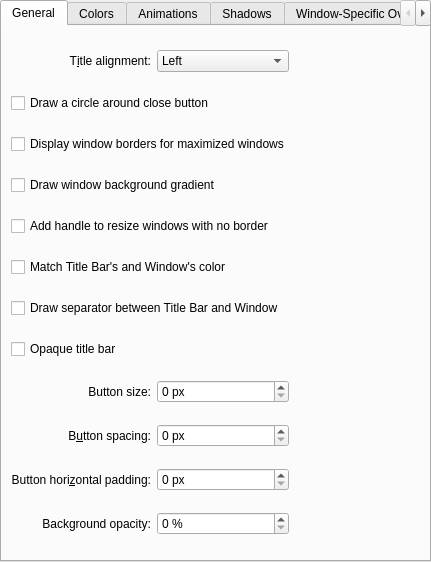
Qt form config/ui/breezeconfigurationui.ui (ShatteredSkies/SierraBreeze) before a commit.
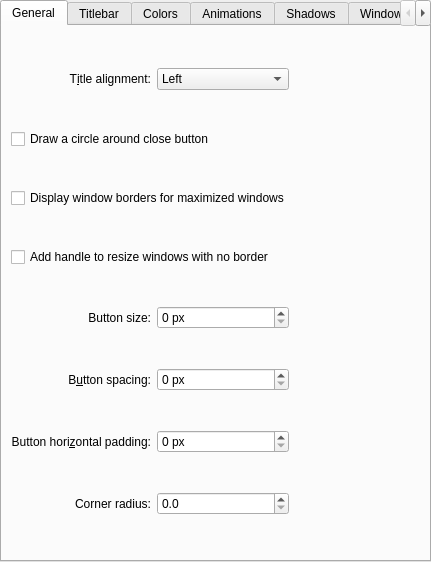
The same form after that commit. Custom widgets are drawn as their Qt base class.

Patch:
```diff
--- a/config/ui/breezeconfigurationui.ui
+++ b/config/ui/breezeconfigurationui.ui
@@ -33,34 +33,29 @@
        <string>General</string>
       </attribute>
       <layout class="QGridLayout" name="gridLayout_4">
-       <item row="6" column="0" colspan="2">
-        <widget class="QCheckBox" name="matchColorForTitleBar">
-         <property name="text">
-          <string>Match Title Bar's and Window's color</string>
+       <item row="5" column="1">
+        <widget class="QSpinBox" name="buttonSize">
+         <property name="enabled">
+          <bool>true</bool>
+         </property>
+         <property name="suffix">
+          <string> px</string>
+         </property>
+         <property name="maximum">
+          <number>30</number>
          </property>
         </widget>
        </item>
-       <item row="9" column="0">
-        <widget class="QLabel" name="buttonSizeLabel">
+       <item row="7" column="0">
+        <widget class="QLabel" name="buttonHPaddingLabel">
          <property name="text">
-          <string>Button size:</string>
+          <string>Button hori&amp;zontal padding:</string>
          </property>
          <property name="alignment">
           <set>Qt::AlignRight|Qt::AlignTrailing|Qt::AlignVCenter</set>
          </property>
-        </widget>
-       </item>
-       <item row="5" column="0" colspan="3">
-        <widget class="QCheckBox" name="drawSizeGrip">
-         <property name="text">
-          <string>Add handle to resize windows with no border</string>
-         </property>
-        </widget>
-       </item>
-       <item row="7" column="0" colspan="3">
-        <widget class="QCheckBox" name="drawTitleBarSeparator">
-         <property name="text">
-          <string>Draw separator between Title Bar and Window</string>
+         <property name="buddy">
+          <cstring>buttonSpacing</cstring>
          </property>
         </widget>
        </item>
@@ -77,89 +72,6 @@
          </property>
         </widget>
        </item>
-       <item row="3" column="0" colspan="3">
-        <widget class="QCheckBox" name="drawBorderOnMaximizedWindows">
-         <property name="text">
-          <string>Display window borders for maximized windows</string>
-         </property>
-        </widget>
-       </item>
-       <item row="4" column="0" colspan="3">
-        <widget class="QCheckBox" name="drawBackgroundGradient">
-         <property name="text">
-          <string>Draw window background gradient</string>
-         </property>
-        </widget>
-       </item>
-       <item row="10" column="0">
-        <widget class="QLabel" name="buttonSpacingLabel">
-         <property name="text">
-          <string>B&amp;utton spacing:</string>
-         </property>
-         <property name="alignment">
-          <set>Qt::AlignRight|Qt::AlignTrailing|Qt::AlignVCenter</set>
-         </property>
-         <property name="buddy">
-          <cstring>buttonSpacing</cstring>
-         </property>
-        </widget>
-       </item>
-       <item row="2" column="0" colspan="3">
-        <widget class="QCheckBox" name="outlineCloseButton">
-         <property name="text">
-          <string>Draw a circle around close button</string>
-         </property>
-        </widget>
-       </item>
-       <item row="12" column="1">
-        <widget class="QSpinBox" name="opacitySpinBox">
-         <property name="suffix">
-          <string> %</string>
-         </property>
-         <property name="maximum">
-          <number>100</number>
-         </property>
-        </widget>
-       </item>
-       <item row="11" column="1">
-        <widget class="QSpinBox" name="buttonHPadding">
-         <property name="enabled">
-          <bool>true</bool>
-         </property>
-         <property name="suffix">
-          <string> px</string>
-         </property>
-         <property name="maximum">
-          <number>50</number>
-         </property>
-        </widget>
-       </item>
-       <item row="11" column="0">
-        <widget class="QLabel" name="buttonHPaddingLabel">
-         <property name="text">
-          <string>Button hori&amp;zontal padding:</string>
-         </property>
-         <property name="alignment">
-          <set>Qt::AlignRight|Qt::AlignTrailing|Qt::AlignVCenter</set>
-         </property>
-         <property name="buddy">
-          <cstring>buttonSpacing</cstring>
-         </property>
-        </widget>
-       </item>
-       <item row="10" column="1">
-        <widget class="QSpinBox" name="buttonSpacing">
-         <property name="enabled">
-          <bool>true</bool>
-         </property>
-         <property name="suffix">
-          <string> px</string>
-         </property>
-         <property name="maximum">
-          <number>30</number>
-         </property>
-        </widget>
-       </item>
        <item row="0" column="1">
         <widget class="QComboBox" name="titleAlignment">
          <item>
@@ -184,6 +96,36 @@
          </item>
         </widget>
        </item>
+       <item row="5" column="0">
+        <widget class="QLabel" name="buttonSizeLabel">
+         <property name="text">
+          <string>Button size:</string>
+         </property>
+         <property name="alignment">
+          <set>Qt::AlignRight|Qt::AlignTrailing|Qt::AlignVCenter</set>
+         </property>
+        </widget>
+       </item>
+       <item row="8" column="0">
+        <widget class="QLabel" name="cornerRadiusLabel">
+         <property name="text">
+          <string>Corner radius:</string>
+         </property>
+         <property name="buddy">
+          <cstring>cornerRadius</cstring>
+         </property>
+         <property name="alignment">
+          <set>Qt::AlignRight|Qt::AlignTrailing|Qt::AlignVCenter</set>
+         </property>
+        </widget>
+       </item>
+       <item row="3" column="0" colspan="3">
+        <widget class="QCheckBox" name="drawBorderOnMaximizedWindows">
+         <property name="text">
+          <string>Display window borders for maximized windows</string>
+         </property>
+        </widget>
+       </item>
        <item row="0" column="2">
         <spacer name="horizontalSpacer">
          <property name="orientation">
@@ -197,8 +139,35 @@
          </property>
         </spacer>
        </item>
-       <item row="9" column="1">
-        <widget class="QSpinBox" name="buttonSize">
+       <item row="7" column="1">
+        <widget class="QSpinBox" name="buttonHPadding">
+         <property name="enabled">
+          <bool>true</bool>
+         </property>
+         <property name="suffix">
+          <string> px</string>
+         </property>
+         <property name="maximum">
+          <number>50</number>
+         </property>
+        </widget>
+       </item>
+       <item row="4" column="0" colspan="3">
+        <widget class="QCheckBox" name="drawSizeGrip">
+         <property name="text">
+          <string>Add handle to resize windows with no border</string>
+         </property>
+        </widget>
+       </item>
+       <item row="2" column="0" colspan="3">
+        <widget class="QCheckBox" name="outlineCloseButton">
+         <property name="text">
+          <string>Draw a circle around close button</string>
+         </property>
+        </widget>
+       </item>
+       <item row="6" column="1">
+        <widget class="QSpinBox" name="buttonSpacing">
          <property name="enabled">
           <bool>true</bool>
          </property>
@@ -210,7 +179,40 @@
          </property>
         </widget>
        </item>
-       <item row="12" column="0">
+       <item row="8" column="1">
+        <widget class="QDoubleSpinBox" name="cornerRadius">
+         <property name="decimals">
+          <number>1</number>
+         </property>
+         <property name="maximum">
+          <double>12.000000000000000</double>
+         </property>
+         <property name="singleStep">
+          <double>0.100000000000000</double>
+         </property>
+        </widget>
+       </item>
+       <item row="6" column="0">
+        <widget class="QLabel" name="buttonSpacingLabel">
+         <property name="text">
+          <string>B&amp;utton spacing:</string>
+         </property>
+         <property name="alignment">
+          <set>Qt::AlignRight|Qt::AlignTrailing|Qt::AlignVCenter</set>
+         </property>
+         <property name="buddy">
+          <cstring>buttonSpacing</cstring>
+         </property>
+        </widget>
+       </item>
+      </layout>
+     </widget>
+     <widget class="QWidget" name="tab_6">
+      <attribute name="title">
+       <string>Titlebar</string>
+      </attribute>
+      <layout class="QGridLayout" name="gridLayout_4">
+       <item row="5" column="0">
         <widget class="QLabel" name="titlebarOpacityLabel">
          <property name="text">
           <string>Background opacity:</string>
@@ -223,7 +225,38 @@
          </property>
         </widget>
        </item>
-       <item row="8" column="0">
+       <item row="2" column="0" colspan="2">
+        <widget class="QCheckBox" name="matchColorForTitleBar">
+         <property name="text">
+          <string>Match Title Bar's and Window's color</string>
+         </property>
+        </widget>
+       </item>
+       <item row="1" column="0" colspan="3">
+        <widget class="QCheckBox" name="drawBackgroundGradient">
+         <property name="text">
+          <string>Draw window background gradient</string>
+         </property>
+        </widget>
+       </item>
+       <item row="3" column="0" colspan="3">
+        <widget class="QCheckBox" name="drawTitleBarSeparator">
+         <property name="text">
+          <string>Draw separator between Title Bar and Window</string>
+         </property>
+        </widget>
+       </item>
+       <item row="5" column="1">
+        <widget class="QSpinBox" name="opacitySpinBox">
+         <property name="suffix">
+          <string> %</string>
+         </property>
+         <property name="maximum">
+          <number>100</number>
+         </property>
+        </widget>
+       </item>
+       <item row="4" column="0">
         <widget class="QCheckBox" name="opaqueTitleBar">
          <property name="text">
           <string>Opaque title bar</string>
```
Left out of the diff: 55 changed lines with no effect on the pictures.
